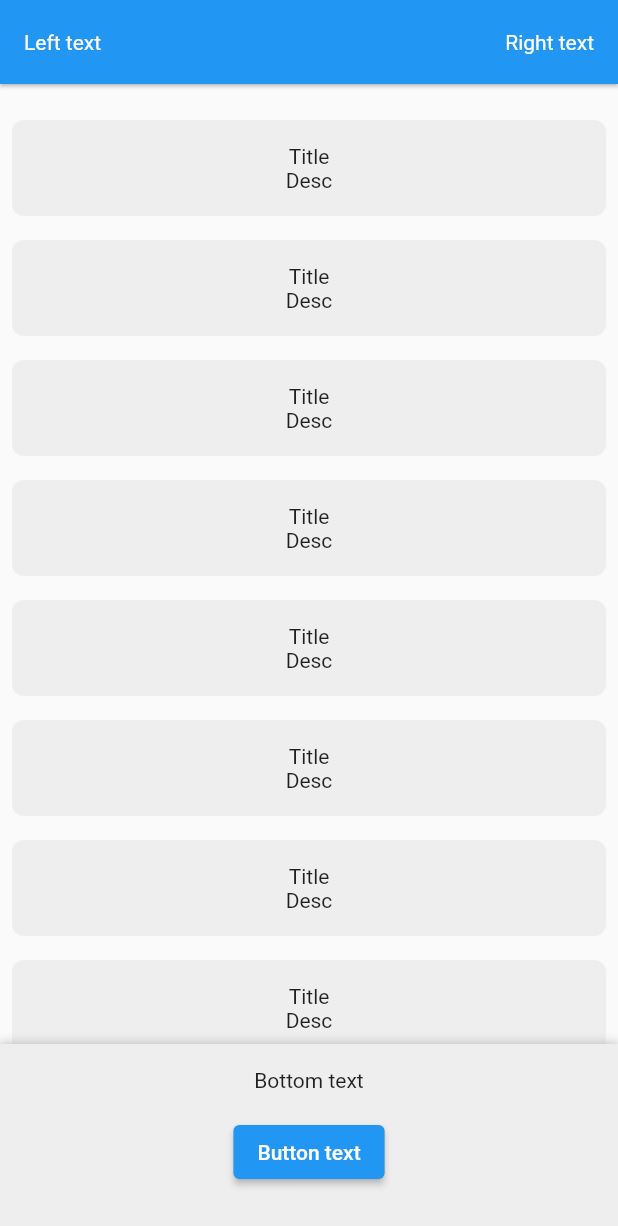
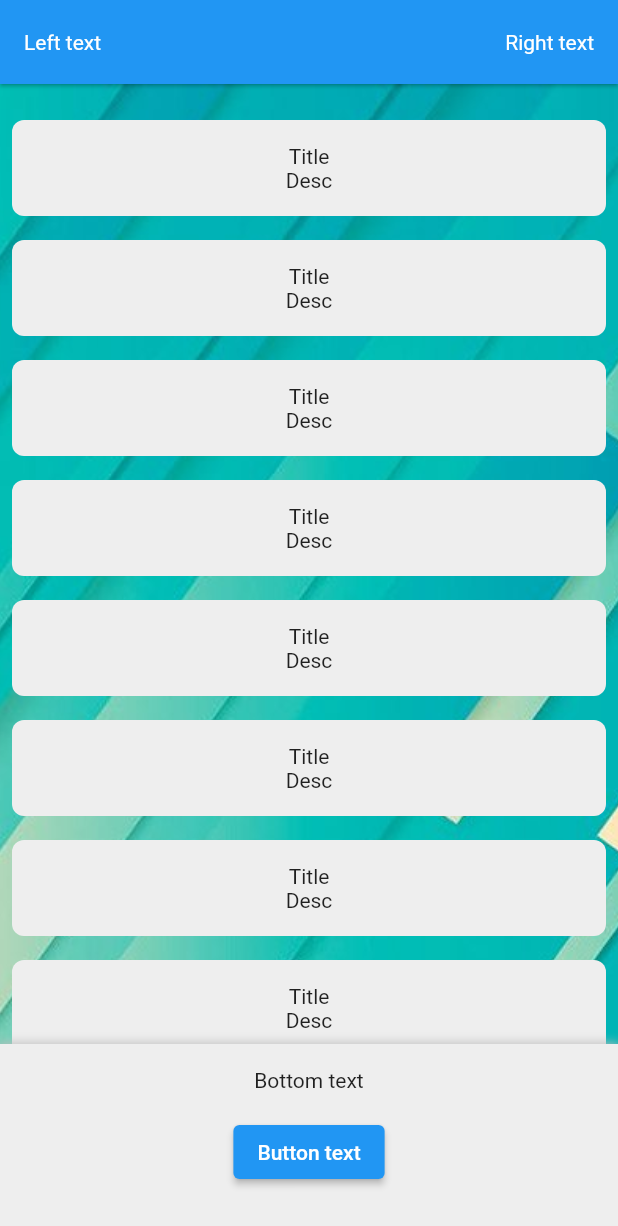
Before and after one commit to Codename26/flutter_test_task, a Flutter app: the screen it shows after launch, on a phone screen of 412 x 824 dp. Shown: the top 1226 px of the screen. Run offline on Flutter 3.47's test engine with Material 2 defaults, Android fonts, the phone set to English and light mode, and no system bars.

Commit message:
Added background image to HomePage

```diff
--- a/lib/ui/routes/home_page.dart
+++ b/lib/ui/routes/home_page.dart
@@ -49,7 +49,12 @@ class _HomePageState extends State<HomePage> {
   }
 
   Widget _buildBody(BuildContext context) {
-    return Padding(
+    return Container(
+      decoration: BoxDecoration(
+          image: DecorationImage(
+              image: AssetImage('assets/images/abstract-background.jpg'),
+              fit: BoxFit.cover)),
+      child: Padding(
         padding: const EdgeInsets.only(top: Theme.verticalPadding),
         child: Column(
           children: [
@@ -65,10 +70,11 @@ class _HomePageState extends State<HomePage> {
             const BottomBlock()
           ],
         ),
+      ),
     );
   }
 
   void _openDetailsPage(BuildContext context) {
-    Navigator.of(context)?.pushNamed(RoutesGenerator.detailsPage);
+    Navigator.of(context).pushNamed(RoutesGenerator.detailsPage);
   }
 }
--- a/lib/ui/widget/single_list_item.dart
+++ b/lib/ui/widget/single_list_item.dart
@@ -2,6 +2,7 @@ import 'package:flutter/material.dart';
 import 'package:flutter_test_task/ui/common/theme.dart' as Theme;
 
 class SingleListItem extends StatelessWidget {
+  // final RandomUser user;
   SingleListItem({required Key key}) : super(key: key);
 
   @override
--- a/pubspec.yaml
+++ b/pubspec.yaml
@@ -45,8 +45,8 @@ flutter:
   uses-material-design: true
 
   # To add assets to your application, add an assets section, like this:
-  # assets:
-  #   - images/a_dot_burr.jpeg
+  assets:
+   - assets/images/
   #   - images/a_dot_ham.jpeg
 
   # An image asset can refer to one or more resolution-specific "variants", see
```
Also changed, not shown: assets/images/abstract-background.jpg (added). Lines whose indentation alone changed are shown as unchanged.
